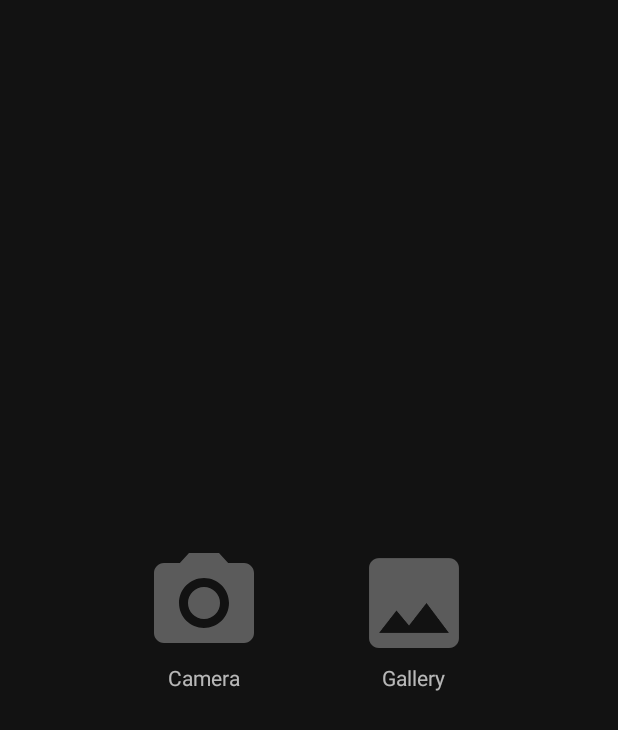
After one commit to YoungSlicer098/Blue_Waves, an Android app: the layout dialog_pick_image.xml on its own in the app's theme, with its tools: preview values and no code run, on a phone screen of 412 x 824 dp. The commit adds this screen. Shown: the top 730 px of the screen. Run offline under Robolectric (Android 15) with nearby library versions, the phone set to English and light mode, and no system bars; Roboto replaces fonts that are not available here.

Commit message:
Update 0.54 Fix more Bugs on Reloading Issues New Announcement Image Update

```diff
--- /dev/null
+++ b/app/src/main/res/drawable/camera_icon.xml
@@ -0,0 +1,7 @@
+<vector xmlns:android="http://schemas.android.com/apk/res/android" android:height="24dp" android:tint="#FFFFFF" android:viewportHeight="24" android:viewportWidth="24" android:width="24dp">
+
+    <path android:fillColor="@android:color/white" android:pathData="M12,12m-3.2,0a3.2,3.2 0,1 1,6.4 0a3.2,3.2 0,1 1,-6.4 0"/>
+
+    <path android:fillColor="@android:color/white" android:pathData="M9,2L7.17,4L4,4c-1.1,0 -2,0.9 -2,2v12c0,1.1 0.9,2 2,2h16c1.1,0 2,-0.9 2,-2L22,6c0,-1.1 -0.9,-2 -2,-2h-3.17L15,2L9,2zM12,17c-2.76,0 -5,-2.24 -5,-5s2.24,-5 5,-5 5,2.24 5,5 -2.24,5 -5,5z"/>
+
+</vector>
--- /dev/null
+++ b/app/src/main/res/layout/dialog_pick_image.xml
@@ -0,0 +1,49 @@
+<?xml version="1.0" encoding="utf-8"?>
+<LinearLayout xmlns:android="http://schemas.android.com/apk/res/android"
+    android:layout_width="wrap_content"
+    android:layout_height="wrap_content"
+    xmlns:app="http://schemas.android.com/apk/res-auto"
+    android:orientation="horizontal"
+    android:layout_gravity="center"
+    android:gravity="center">
+    <LinearLayout
+        android:layout_width="wrap_content"
+        android:layout_height="wrap_content"
+        android:orientation="vertical"
+        android:layout_marginEnd="30dp"
+        android:id="@+id/camera_layout">
+        <ImageView
+            android:layout_width="80dp"
+            android:layout_height="80dp"
+            android:src="@drawable/camera_icon"
+            app:tint="@color/foreground"
+            android:id="@+id/camera_btn"/>
+        <TextView
+            android:layout_width="wrap_content"
+            android:layout_height="wrap_content"
+            android:text="@string/camera"
+            android:layout_gravity="center"
+            android:id="@+id/camera_text"/>
+    </LinearLayout>
+    <LinearLayout
+        android:layout_width="wrap_content"
+        android:layout_height="wrap_content"
+        android:orientation="vertical"
+        android:layout_marginHorizontal="40dp"
+        android:layout_marginStart="30dp"
+        android:id="@+id/gallery_layout">
+        <ImageView
+            android:layout_width="80dp"
+            android:layout_height="80dp"
+            android:src="@drawable/image_icon"
+            app:tint="@color/foreground"
+            android:id="@+id/gallery_btn"/>
+        <TextView
+            android:layout_width="wrap_content"
+            android:layout_height="wrap_content"
+            android:text="Gallery"
+            android:layout_gravity="center"
+            android:id="@+id/gallery_text"/>
+    </LinearLayout>
+
+</LinearLayout>
--- a/app/src/main/res/values/strings.xml
+++ b/app/src/main/res/values/strings.xml
@@ -64,6 +64,7 @@
     <string name="just_now">Now</string>
     <string name="yesterday">Yesterday</string>
     <string name="write_message_here">Write message here</string>
+    <string name="camera">Camera</string>
     <plurals name="minutes_ago">
         <item quantity="one">%d minute ago</item>
         <item quantity="other">%d minutes ago</item>
--- a/gradle/libs.versions.toml
+++ b/gradle/libs.versions.toml
@@ -36,9 +36,11 @@ okhttp3 = "4.12.0"
 oauth2 = "1.12.1"
 firebaseAdmin = "9.1.1"
 photoView = "2.0.0"
+tedimagepicker = "1.6.1"
 
 [libraries]
 imagepicker = { group = "com.github.dhaval2404", name = "imagepicker", version.ref = "imagepicker"}
+tedimagepicker = { group = "io.github.ParkSangGwon", name = "tedimagepicker", version.ref = "tedimagepicker"}
 photoview = { group = "com.github.chrisbanes", name = "PhotoView", version.ref = "photoView"}
 oauth2 = { group = "com.google.auth", name = "google-auth-library-oauth2-http", version.ref = "oauth2"}
 okhttp3 = { group = "com.squareup.okhttp3", name = "okhttp", version.ref = "okhttp3"}
```
Also changed, not shown: app/build.gradle.kts (+7 -0 lines), app/src/main/java/com/dld/bluewaves/AnnouncementFragment.kt (+57 -7 lines), app/src/main/java/com/dld/bluewaves/utils/FirebaseUtils.kt (+0 -9 lines), app/src/main/res/layout/announcement_img.xml (+4 -12 lines).
